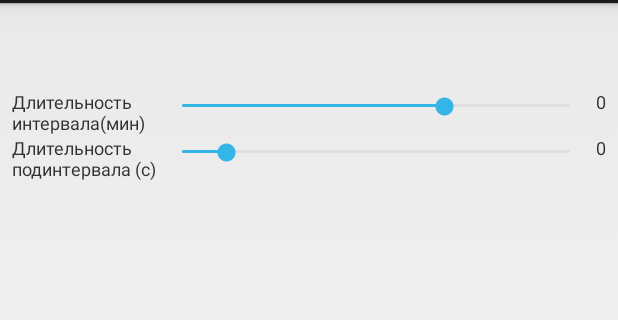
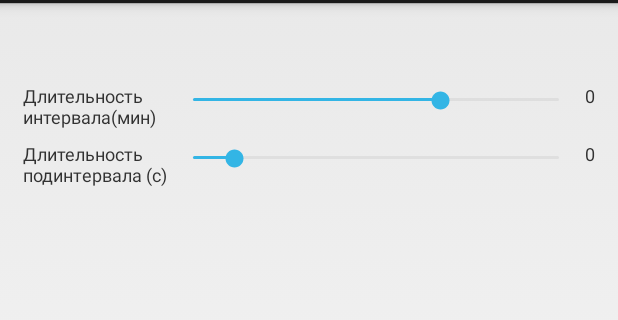
Before and after one commit to hramovnik/ReactionTest, an Android app: the layout fragment_tab_four.xml on its own in the app's theme, with its tools: preview values and no code run, on a phone screen of 412 x 824 dp, the part 69-389 px from its top. Run offline under Robolectric (Android 15) with nearby library versions, the phone set to English and light mode, and no system bars.

Commit message:
Little remarks

```diff
--- a/app/src/main/res/layout/activity_main.xml
+++ b/app/src/main/res/layout/activity_main.xml
@@ -15,7 +15,7 @@
     <android.support.v4.app.FragmentTabHost
         android:layout_width="match_parent"
         android:id="@+id/tabHost"
-        android:layout_height="200dip"
+        android:layout_height="250dip"
         >
 
         <FrameLayout
--- a/app/src/main/res/layout/fragment_tab_four.xml
+++ b/app/src/main/res/layout/fragment_tab_four.xml
@@ -46,7 +46,7 @@
                 android:progress="8"
                 android:id="@+id/sbInterval"
                 android:layout_alignParentTop="true"
-                android:layout_toEndOf="@id/textView4"
+                android:layout_toEndOf="@id/textView3"
                 android:padding="1dip"
                 android:layout_margin="1dip"
                 android:layout_weight="1"
@@ -112,5 +112,13 @@
                 android:textSize="@dimen/text_view_size"
                 />
         </TableRow>
+        <TableRow
+            android:layout_width="match_parent"
+            android:layout_height="match_parent">
+            <Space
+                android:layout_width="1dp"
+                android:layout_height="@dimen/space_between_buttons_and_seek_bars"
+                />
+        </TableRow>
     </TableLayout>
 </LinearLayout>
--- a/app/src/main/res/values/dimens.xml
+++ b/app/src/main/res/values/dimens.xml
@@ -4,16 +4,16 @@
     <dimen name="activity_vertical_margin">8dp</dimen>
     <dimen name="tabs_vertical_offset">75dp</dimen>
 
-    <dimen name="landscape_activity_horizontal_margin">8dp</dimen>
-    <dimen name="landscape_activity_vertical_margin">8dp</dimen>
-    <dimen name="landscape_tabs_vertical_offset">45dp</dimen>
+    <dimen name="landscape_activity_horizontal_margin">15dp</dimen>
+    <dimen name="landscape_activity_vertical_margin">15dp</dimen>
+    <dimen name="landscape_tabs_vertical_offset">35dp</dimen>
 
     <dimen name="color_button_width">20sp</dimen>
     <dimen name="color_button_height">20sp</dimen>
     <dimen name="color_column">20sp</dimen>
 
-    <dimen name="space_between_seek_bars">0sp</dimen>
-    <dimen name="space_between_buttons_and_seek_bars">12sp</dimen>
+    <dimen name="space_between_seek_bars">8sp</dimen>
+    <dimen name="space_between_buttons_and_seek_bars">18sp</dimen>
     <dimen name="text_view_size">12sp</dimen>
     <dimen name="vertical_space_of_color_chooser">28sp</dimen>
 </resources>
```
Also changed, not shown: app/src/main/java/com/hramovnik/reactiontest/MainActivity.java (+6 -5 lines), app/src/main/res/layout/fragment_tab_five.xml (+17 -6 lines), app/src/main/res/layout/fragment_tab_one.xml (+8 -0 lines), app/src/main/res/layout/fragment_tab_three.xml (+8 -0 lines), app/src/main/res/layout/fragment_tab_two.xml (+8 -0 lines).
